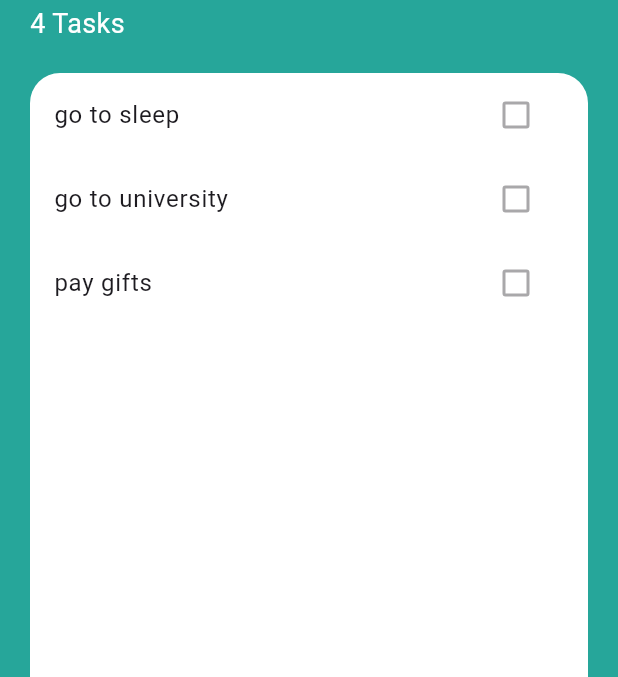
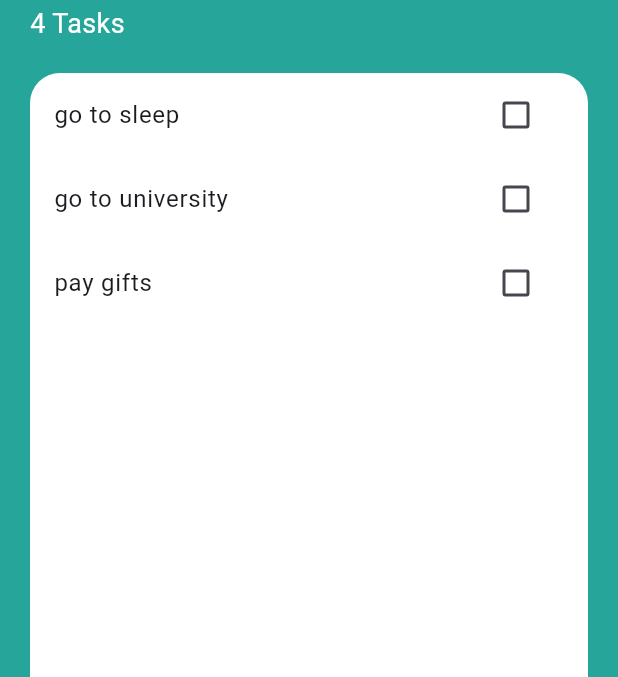
Before and after one commit to Moha2001hassan/ToDayDo, a Flutter app: the screen it shows after launch, on a phone screen of 412 x 824 dp, the part 170-847 px from its top. Run offline on Flutter 3.47's test engine with Material 3 defaults, Android fonts, the phone set to English and light mode, and no system bars.

```diff
--- a/lib/widgets/task_tile.dart
+++ b/lib/widgets/task_tile.dart
@@ -3,8 +3,9 @@ import 'package:flutter/material.dart';
 class TaskTile extends StatelessWidget {
   final bool isChecked;
   final String taskTitle;
+  final void Function(bool?) checkBoxChange;
 
-  const TaskTile({super.key, required this.isChecked, required this.taskTitle});
+  const TaskTile({super.key, required this.isChecked, required this.taskTitle, required this.checkBoxChange});
 
   @override
   Widget build(BuildContext context) {
@@ -17,7 +18,7 @@ class TaskTile extends StatelessWidget {
         trailing: Checkbox(
           activeColor: Colors.teal[400],
           value: isChecked,
-          onChanged: null,
+          onChanged: checkBoxChange,
         ));
   }
 }
--- a/lib/widgets/tasks_list.dart
+++ b/lib/widgets/tasks_list.dart
@@ -19,21 +19,29 @@ class _TasksListState extends State<TasksList> {
 
   @override
   Widget build(BuildContext context) {
-    return ListView(
-      children: [
-        TaskTile(
-          taskTitle: tasks[0].name,
-          isChecked: tasks[0].isDone,
-        ),
-        TaskTile(
-          taskTitle: tasks[1].name,
-          isChecked: tasks[1].isDone,
-        ),
-        TaskTile(
-          taskTitle: tasks[2].name,
-          isChecked: tasks[2].isDone,
-        ),
-      ],
+    return ListView.builder(
+      itemCount: tasks.length,
+      itemBuilder: (context, index) {
+        return TaskTile(
+          taskTitle: tasks[index].name,
+          isChecked: tasks[index].isDone,
+          checkBoxChange:(newValue){
+            setState(() {
+              tasks[index].doneChanged();
+              //isChecked = newValue;
+            });
+          }
+        );
+      },
+      // children: [
+      //   TaskTile(
+      //     taskTitle: tasks[1].name,
+      //     isChecked: tasks[1].isDone,
+      //   ),
+      //   TaskTile(
+      //     taskTitle: tasks[2].name,
+      //     isChecked: tasks[2].isDone,
+      //   ),
     );
   }
 }
```
